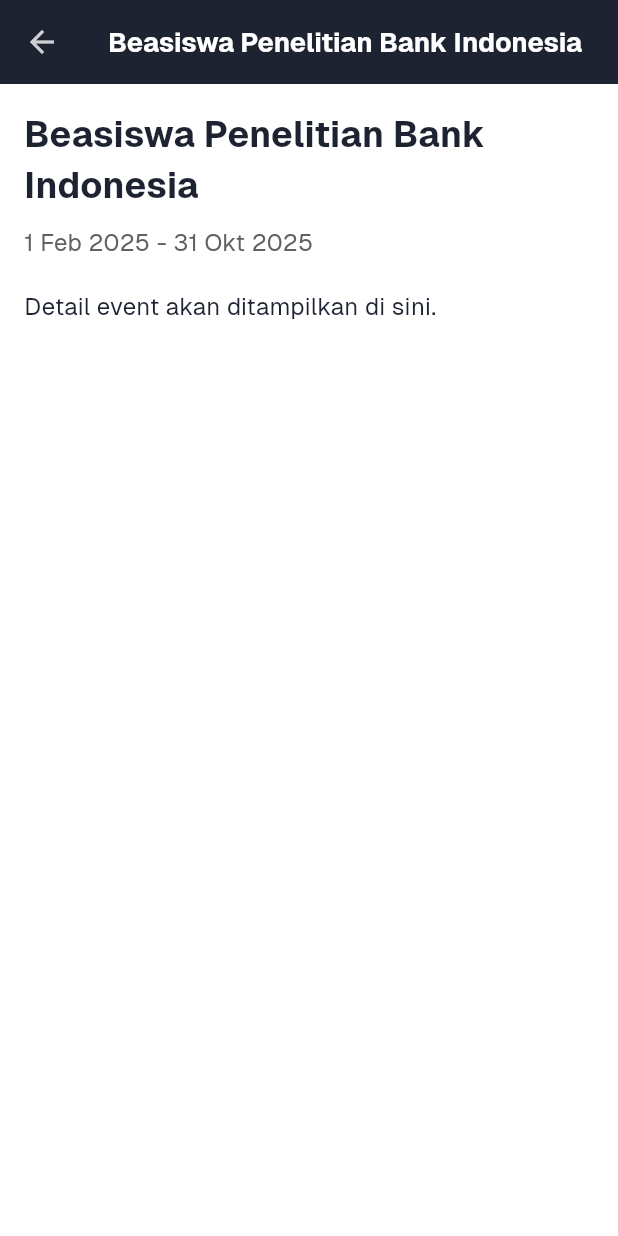
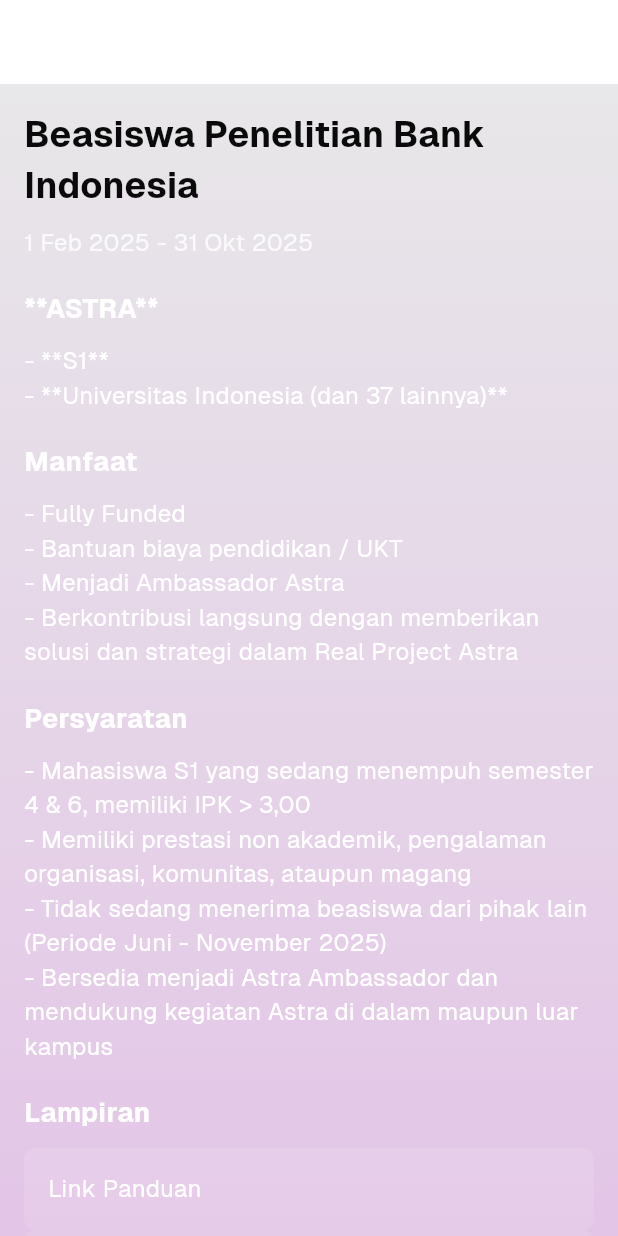
Before and after one commit to JavaneseIvankov/team10_dhiraga, a Flutter app: the EventPage screen opened directly, after a tap on "Beasiswa Penelitian Bank Indonesia", on a phone screen of 412 x 824 dp. Run offline on Flutter 3.47's test engine with Material 3 defaults, Android fonts, the phone set to English and light mode, and no system bars; our stand-ins replace cloud_firestore, firebase_auth, firebase_core, get_it, shared_preferences; accounts and stored records are empty; generated files the repository leaves out were written again; project files that could hold a hidden picture were left out.

Commit message:
memperbarui navbar event

```diff
--- /dev/null
+++ b/lib/pages/Navbar_event_page.dart/event_detail_page.dart
@@ -0,0 +1,136 @@
+import 'package:flutter/material.dart';
+
+class EventDetailPage extends StatelessWidget {
+  final Map<String, String> event;
+
+  EventDetailPage({required this.event});
+
+  @override
+  Widget build(BuildContext context) {
+    return Scaffold(
+      appBar: AppBar(
+        title: Text(event['title']!, style: TextStyle(color: Colors.white)),
+        backgroundColor: Colors.transparent,
+        elevation: 0,
+        iconTheme: IconThemeData(color: Colors.white),
+      ),
+      body: Container(
+        decoration: BoxDecoration(
+          gradient: LinearGradient(
+            begin: Alignment.topCenter,
+            end: Alignment.bottomCenter,
+            colors: [
+              Color.fromARGB(255, 232, 231, 233), // Ungu tua
+              Color.fromARGB(255, 227, 197, 231), // Ungu muda
+            ],
+          ),
+        ),
+        child: SingleChildScrollView(
+          padding: EdgeInsets.all(16.0),
+          child: Column(
+            crossAxisAlignment: CrossAxisAlignment.start,
+            children: [
+              // Judul Event
+              Text(
+                event['title']!,
+                style: TextStyle(
+                  fontSize: 24,
+                  fontWeight: FontWeight.bold,
+                  color: const Color.fromARGB(255, 10, 10, 10),
+                ),
+              ),
+              SizedBox(height: 10),
+              // Tanggal Event
+              Text(
+                event['date']!,
+                style: TextStyle(
+                  fontSize: 16,
+                  color: Colors.white.withOpacity(0.8),
+                ),
+              ),
+              SizedBox(height: 20),
+
+              // Informasi ASTRA
+              Text(
+                "**ASTRA**",
+                style: TextStyle(
+                  fontSize: 18,
+                  fontWeight: FontWeight.bold,
+                  color: Colors.white,
+                ),
+              ),
+              SizedBox(height: 10),
+              Text(
+                "- **S1**\n- **Universitas Indonesia (dan 37 lainnya)**",
+                style: TextStyle(fontSize: 16, color: Colors.white),
+              ),
+              SizedBox(height: 20),
+
+              // Manfaat
+              Text(
+                "Manfaat",
+                style: TextStyle(
+                  fontSize: 18,
+                  fontWeight: FontWeight.bold,
+                  color: Colors.white,
+                ),
+              ),
+              SizedBox(height: 10),
+              Text(
+                "- Fully Funded\n- Bantuan biaya pendidikan / UKT\n- Menjadi Ambassador Astra\n- Berkontribusi langsung dengan memberikan solusi dan strategi dalam Real Project Astra",
+                style: TextStyle(fontSize: 16, color: Colors.white),
+              ),
+              SizedBox(height: 20),
+
+              // Persyaratan
+              Text(
+                "Persyaratan",
+                style: TextStyle(
+                  fontSize: 18,
+                  fontWeight: FontWeight.bold,
+                  color: Colors.white,
+                ),
+              ),
+              SizedBox(height: 10),
+              Text(
+                "- Mahasiswa S1 yang sedang menempuh semester 4 & 6, memiliki IPK > 3,00\n- Memiliki prestasi non akademik, pengalaman organisasi, komunitas, ataupun magang\n- Tidak sedang menerima beasiswa dari pihak lain (Periode Juni - November 2025)\n- Bersedia menjadi Astra Ambassador dan mendukung kegiatan Astra di dalam maupun luar kampus",
+                style: TextStyle(fontSize: 16, color: Colors.white),
+              ),
+              SizedBox(height: 20),
+
+              // Lampiran (Placeholder untuk Link)
+              Text(
+                "Lampiran",
+                style: TextStyle(
+                  fontSize: 18,
+                  fontWeight: FontWeight.bold,
+                  color: Colors.white,
+                ),
+              ),
+              SizedBox(height: 10),
+              _buildLinkPlaceholder("Link Panduan"),
+              _buildLinkPlaceholder("Link Template"),
+              SizedBox(height: 20),
+
+              // Kotak untuk Link Pendaftaran (Placeholder)
+              _buildLinkPlaceholder("Link Pendaftaran"),
+            ],
+          ),
+        ),
+      ),
+    );
+  }
+
+  // Widget untuk membuat placeholder link
+  Widget _buildLinkPlaceholder(String title) {
+    return Container(
+      width: double.infinity,
+      padding: EdgeInsets.all(16.0),
+      decoration: BoxDecoration(
+        color: Colors.white.withOpacity(0.1),
+        borderRadius: BorderRadius.circular(8.0),
+      ),
+      child: Text(title, style: TextStyle(fontSize: 16, color: Colors.white)),
+    );
+  }
+}
--- a/lib/pages/Navbar_event_page.dart/event_page.dart
+++ b/lib/pages/Navbar_event_page.dart/event_page.dart
@@ -1,4 +1,5 @@
 import 'package:flutter/material.dart';
+import 'event_detail_page.dart'; // Import halaman detail
 
 class EventPage extends StatelessWidget {
   @override
@@ -7,30 +8,46 @@ class EventPage extends StatelessWidget {
       appBar: AppBar(
         title: Text(
           "Event",
-          style: TextStyle(fontSize: 20, fontWeight: FontWeight.bold),
+          style: TextStyle(
+            fontSize: 20,
+            fontWeight: FontWeight.bold,
+            color: const Color.fromARGB(255, 44, 74, 221),
+          ),
         ),
         centerTitle: true,
-        backgroundColor: Colors.white,
+        backgroundColor: Colors.transparent,
         elevation: 0,
-        iconTheme: IconThemeData(color: Colors.black),
+        iconTheme: IconThemeData(color: Colors.white),
       ),
-      body: SingleChildScrollView(
+      body: Container(
+        decoration: BoxDecoration(
+          gradient: LinearGradient(
+            begin: Alignment.topCenter,
+            end: Alignment.bottomCenter,
+            colors: [
+              Color.fromRGBO(218, 216, 219, 1), // Ungu tua
+              Color.fromARGB(255, 203, 176, 207), // Ungu muda
+            ],
+          ),
+        ),
+        child: SingleChildScrollView(
           padding: EdgeInsets.all(16.0),
           child: Column(
             crossAxisAlignment: CrossAxisAlignment.start,
             children: [
               _buildSectionTitle("Beasiswa Bulan Ini!"),
-            _buildGridView(beasiswaList, context),
+              _buildEventGrid(beasiswaList, context),
               SizedBox(height: 20),
               _buildSectionTitle("Seminar dan Webinar"),
-            _buildGridView(seminarList, context),
+              _buildEventGrid(seminarList, context),
             ],
           ),
         ),
-      bottomNavigationBar: _buildBottomNavBar(),
+      ),
     );
   }
 
+  // Widget untuk judul section
   Widget _buildSectionTitle(String title) {
     return Padding(
       padding: EdgeInsets.symmetric(vertical: 8.0),
@@ -39,32 +56,38 @@ class EventPage extends StatelessWidget {
         style: TextStyle(
           fontSize: 18,
           fontWeight: FontWeight.bold,
-          color: Colors.black,
+          color: Colors.white,
         ),
       ),
     );
   }
 
-  Widget _buildGridView(List<Map<String, String>> items, BuildContext context) {
+  // Widget untuk menampilkan grid event
+  Widget _buildEventGrid(
+    List<Map<String, String>> events,
+    BuildContext context,
+  ) {
     return GridView.builder(
       shrinkWrap: true,
       physics: NeverScrollableScrollPhysics(),
       gridDelegate: SliverGridDelegateWithFixedCrossAxisCount(
-        crossAxisCount: 2,
+        crossAxisCount: 2, // 2 kolom
         crossAxisSpacing: 8,
         mainAxisSpacing: 8,
-        childAspectRatio: 1.5,
+        childAspectRatio: 1, // Kotak persegi
       ),
-      itemCount: items.length,
+      itemCount: events.length,
       itemBuilder: (context, index) {
-        return _buildEventCard(items[index], context);
+        return _buildEventCard(events[index], context);
       },
     );
   }
 
+  // Widget untuk card event
   Widget _buildEventCard(Map<String, String> event, BuildContext context) {
     return GestureDetector(
       onTap: () {
+        // Navigasi ke halaman detail event
         Navigator.push(
           context,
           MaterialPageRoute(
@@ -77,90 +100,52 @@ class EventPage extends StatelessWidget {
           borderRadius: BorderRadius.circular(12.0),
         ),
         elevation: 4,
+        child: Container(
+          decoration: BoxDecoration(
+            borderRadius: BorderRadius.circular(12.0),
+            gradient: LinearGradient(
+              begin: Alignment.topLeft,
+              end: Alignment.bottomRight,
+              colors: [
+                Color(0xFF7E57C2), // Ungu muda
+                Color(0xFF512DA8), // Ungu tua
+              ],
+            ),
+          ),
           child: Padding(
-          padding: EdgeInsets.all(8.0),
+            padding: EdgeInsets.all(16.0),
             child: Column(
+              mainAxisAlignment: MainAxisAlignment.center,
               crossAxisAlignment: CrossAxisAlignment.start,
               children: [
-              Row(
-                mainAxisAlignment: MainAxisAlignment.spaceBetween,
-                children: [
-                  Expanded(
-                    child: Text(
+                Text(
                   event['title']!,
                   style: TextStyle(
+                    fontSize: 16,
                     fontWeight: FontWeight.bold,
-                        fontSize: 14,
+                    color: Colors.white,
                   ),
+                  maxLines: 2,
                   overflow: TextOverflow.ellipsis,
                 ),
-                  ),
-                  Icon(Icons.info_outline, color: Colors.grey),
-                ],
-              ),
-              Spacer(),
+                SizedBox(height: 8),
                 Text(
                   event['date']!,
-                style: TextStyle(fontSize: 12, color: Colors.grey[700]),
+                  style: TextStyle(
+                    fontSize: 14,
+                    color: Colors.white.withOpacity(0.8),
+                  ),
                 ),
               ],
             ),
           ),
-      ),
-    );
-  }
-
-  Widget _buildBottomNavBar() {
-    return BottomNavigationBar(
-      items: [
-        BottomNavigationBarItem(icon: Icon(Icons.home), label: "Home"),
-        BottomNavigationBarItem(icon: Icon(Icons.event), label: "Event"),
-        BottomNavigationBarItem(icon: Icon(Icons.school), label: "Mentoring"),
-        BottomNavigationBarItem(icon: Icon(Icons.person), label: "Profile"),
-      ],
-      currentIndex: 1,
-      selectedItemColor: Colors.blue,
-      unselectedItemColor: Colors.grey,
-      showUnselectedLabels: true,
-    );
-  }
-}
-
-class EventDetailPage extends StatelessWidget {
-  final Map<String, String> event;
-
-  EventDetailPage({required this.event});
-
-  @override
-  Widget build(BuildContext context) {
-    return Scaffold(
-      appBar: AppBar(title: Text(event['title']!)),
-      body: Padding(
-        padding: EdgeInsets.all(16.0),
-        child: Column(
-          crossAxisAlignment: CrossAxisAlignment.start,
-          children: [
-            Text(
-              event['title']!,
-              style: TextStyle(fontSize: 24, fontWeight: FontWeight.bold),
-            ),
-            SizedBox(height: 10),
-            Text(
-              event['date']!,
-              style: TextStyle(fontSize: 16, color: Colors.grey[700]),
-            ),
-            SizedBox(height: 20),
-            Text(
-              "Detail event akan ditampilkan di sini.",
-              style: TextStyle(fontSize: 16),
-            ),
-          ],
         ),
       ),
     );
   }
 }
 
+// Data dummy untuk beasiswa
 List<Map<String, String>> beasiswaList = [
   {
     "title": "Beasiswa Penelitian Bank Indonesia",
@@ -170,11 +155,35 @@ List<Map<String, String>> beasiswaList = [
     "title": "Beasiswa Bintang Glow and Lovely",
     "date": "3 Feb 2025 - 8 Mei 2025",
   },
-  {"title": "Beasiswa ASTRA 2025", "date": "3 Feb 2025 - 30 Mar 2025"},
-  {"title": "Beasiswa Karya Salemba Empat", "date": "28 Feb 2025 - 4 Mar 2025"},
+  {"title": "Beasiswa ASTRA 2025", "date": "13 Feb 2025 - 30 Apr 2025"},
+  {"title": "Beasiswa Karya Salemba Empat", "date": "24 Feb 2025 - 4 Apr 2025"},
+  {"title": "Beasiswa Djarum Plus 2025", "date": "27 Mar 2025 - 30 Mei 2025"},
 ];
 
+// Data dummy untuk seminar dan webinar
 List<Map<String, String>> seminarList = [
-  {"title": "Seminar Pertamina Sobat Bumi", "date": "4 Feb 2025 - 4 Mar 2025"},
-  {"title": "Seminar Energi Berkelanjutan", "date": "5 Mar 2025 - 10 Apr 2025"},
+  {
+    "title": "Strategi Jitu Lolos Beasiswa Djarum",
+    "date": "1 Mei 2025 - 7 Mei 2025",
+  },
+  {
+    "title": "Beasiswa Bank Indonesia : Tips & Trik",
+    "date": "10 Mei 2025 - 20 Mei 2025",
+  },
+  {
+    "title": "Raih Beasiswa Astra, Persiapkan Masa Depan",
+    "date": "20 Mei 2025 - 3 Juni 2025",
+  },
+  {
+    "title": "Strategi Beasiswa Unggulan Kemendikbud",
+    "date": "1 Jun 2025 - 12 Jun 2025",
+  },
+  {
+    "title": "Beasiswa Gojek : Kuliah, Karir Cemerlang",
+    "date": "1 Sep 2025 - 10 Sep 2025",
+  },
+  {
+    "title": "Kuliah Gratis dengan Beasiswa Kominfo",
+    "date": "5 Sep 2025 - 18 Sep 2025",
+  },
 ];
```
Lines whose indentation alone changed are shown as unchanged.
